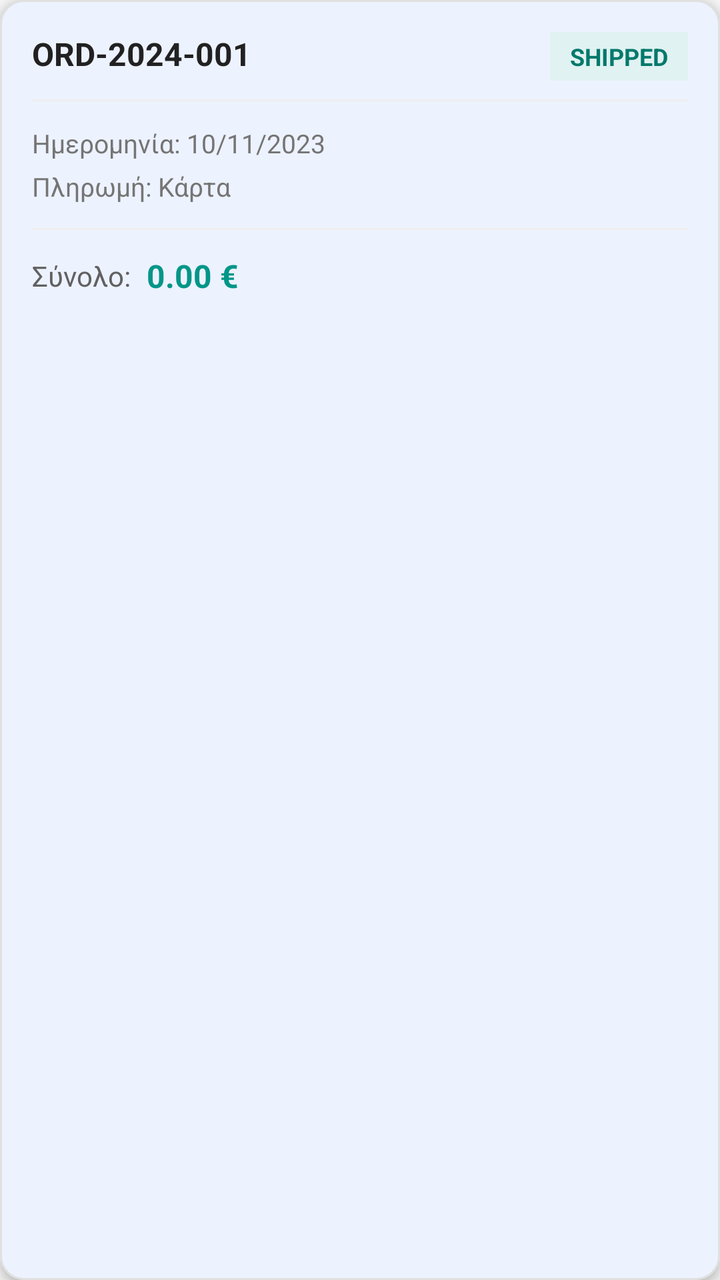
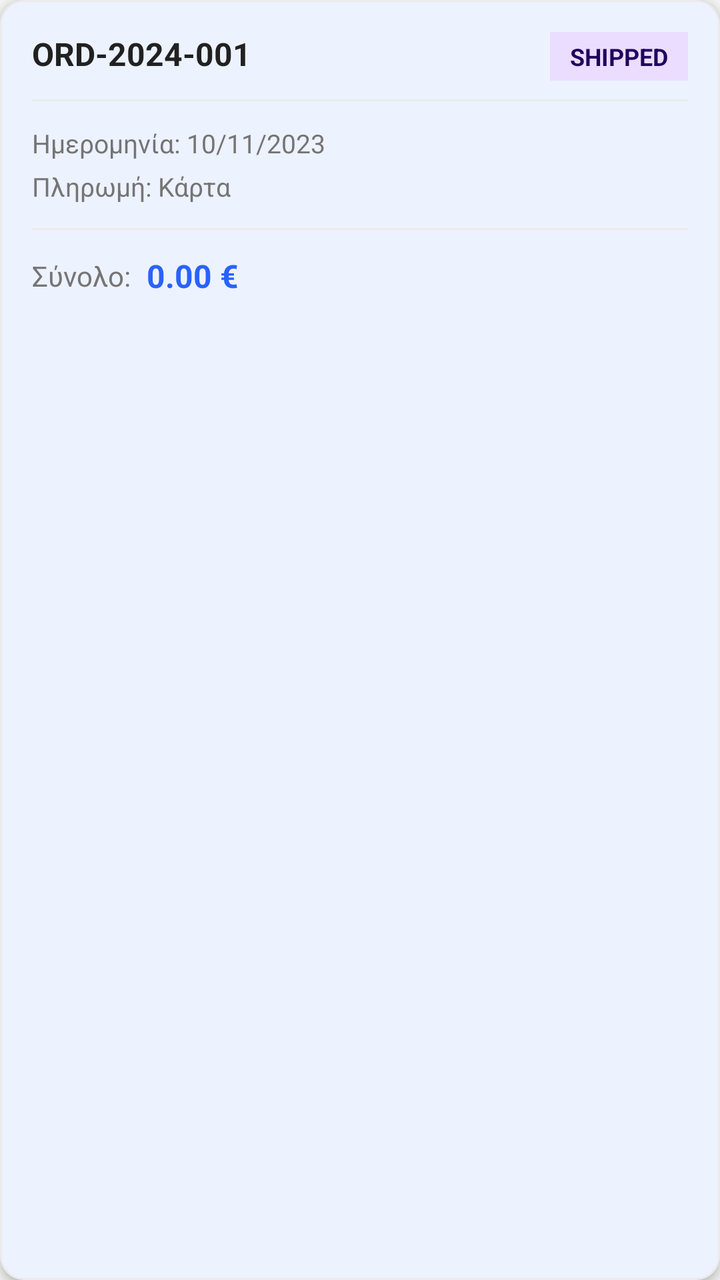

Compare the two renders of this Android layout. The source of the first and the diff that turns it into the second are given below.
<!-- AndroidManifest.xml: application theme Theme.Team21 -->
<!-- res/layout/item_order_history.xml -->
<?xml version="1.0" encoding="utf-8"?>
<com.google.android.material.card.MaterialCardView
    xmlns:android="http://schemas.android.com/apk/res/android"
    xmlns:app="http://schemas.android.com/apk/res-auto"
    xmlns:tools="http://schemas.android.com/tools"
    android:layout_width="match_parent"
    android:layout_height="wrap_content"
    android:layout_marginHorizontal="16dp"
    android:layout_marginVertical="8dp"
    app:cardCornerRadius="12dp"
    app:cardElevation="3dp"
    app:strokeWidth="1dp"
    app:strokeColor="#E0E0E0"
    android:clickable="true"
    android:focusable="true"
    android:foreground="?attr/selectableItemBackground"
    android:backgroundTint="#FFFFFF">

    <androidx.constraintlayout.widget.ConstraintLayout
        android:layout_width="match_parent"
        android:layout_height="wrap_content"
        android:padding="16dp">

        <TextView
            android:id="@+id/txtOrderCodeItem"
            android:layout_width="wrap_content"
            android:layout_height="wrap_content"
            android:text="ORD-2024-001"
            android:textColor="#212121"
            android:textSize="16sp"
            android:textStyle="bold"
            app:layout_constraintStart_toStartOf="parent"
            app:layout_constraintTop_toTopOf="parent" />

        
        <TextView
            android:id="@+id/txtOrderStatusItem"
            android:layout_width="wrap_content"
            android:layout_height="wrap_content"
            android:background="#E0F2F1"
            android:paddingHorizontal="10dp"
            android:paddingVertical="4dp"
            android:text="SHIPPED"
            android:textColor="#00796B"
            android:textSize="12sp"
            android:textStyle="bold"
            app:layout_constraintEnd_toEndOf="parent"
            app:layout_constraintTop_toTopOf="parent" />

        <View
            android:id="@+id/dividerHeader"
            android:layout_width="0dp"
            android:layout_height="1dp"
            android:background="#EEEEEE"
            android:layout_marginTop="12dp"
            app:layout_constraintEnd_toEndOf="parent"
            app:layout_constraintStart_toStartOf="parent"
            app:layout_constraintTop_toBottomOf="@+id/txtOrderCodeItem" />

        <TextView
            android:id="@+id/txtOrderDateItem"
            android:layout_width="wrap_content"
            android:layout_height="wrap_content"
            android:layout_marginTop="12dp"
            android:text="Ημερομηνία: 10/11/2023"
            android:textColor="#757575"
            android:textSize="13sp"
            app:layout_constraintStart_toStartOf="parent"
            app:layout_constraintTop_toBottomOf="@+id/dividerHeader" />

        <TextView
            android:id="@+id/txtOrderPaymentMethod"
            android:layout_width="wrap_content"
            android:layout_height="wrap_content"
            android:layout_marginTop="4dp"
            android:text="Πληρωμή: Κάρτα"
            android:textColor="#757575"
            android:textSize="13sp"
            app:layout_constraintStart_toStartOf="parent"
            app:layout_constraintTop_toBottomOf="@+id/txtOrderDateItem" />

        <View
            android:id="@+id/dividerFooter"
            android:layout_width="0dp"
            android:layout_height="1dp"
            android:background="#EEEEEE"
            android:layout_marginTop="12dp"
            app:layout_constraintEnd_toEndOf="parent"
            app:layout_constraintStart_toStartOf="parent"
            app:layout_constraintTop_toBottomOf="@+id/txtOrderPaymentMethod" />

        <TextView
            android:id="@+id/lblOrderTotal"
            android:layout_width="wrap_content"
            android:layout_height="wrap_content"
            android:layout_marginTop="12dp"
            android:text="Σύνολο:"
            android:textColor="#616161"
            android:textSize="14sp"
            app:layout_constraintBottom_toBottomOf="parent"
            app:layout_constraintStart_toStartOf="parent"
            app:layout_constraintTop_toBottomOf="@+id/dividerFooter" />

        <TextView
            android:id="@+id/txtOrderTotalItem"
            android:layout_width="wrap_content"
            android:layout_height="wrap_content"
            android:layout_marginStart="8dp"
            android:text="0.00 €"
            android:textColor="#009688"
            android:textSize="16sp"
            android:textStyle="bold"
            app:layout_constraintBottom_toBottomOf="@+id/lblOrderTotal"
            app:layout_constraintStart_toEndOf="@+id/lblOrderTotal"
            app:layout_constraintTop_toTopOf="@+id/lblOrderTotal" />


    </androidx.constraintlayout.widget.ConstraintLayout>
</com.google.android.material.card.MaterialCardView>
<!-- resources referenced by this layout -->
<resources>
  <style name="Theme.Team21" parent="Base.Theme.Team21" />
  <style name="Base.Theme.Team21" parent="Theme.Material3.DayNight.NoActionBar">
  
          
          <item name="android:windowBackground">@color/bg_light</item>
          <item name="colorSurface">@color/card_light</item>
          <item name="colorSurfaceVariant">@color/input_bg_light</item>
  
          
          <item name="colorOnSurface">@color/text_dark</item>
          <item name="colorOnSurfaceVariant">@color/text_muted_light</item>
  
          <item name="colorOnPrimary">@color/white</item>
  
          
          <item name="colorPrimary">@color/eshop_primary</item>
          <item name="colorSecondary">@color/eshop_accent</item>
  
          <item name="colorError">@color/error_red_light</item>
  
          
          <item name="android:statusBarColor">@color/bg_light</item>
          <item name="android:windowLightStatusBar">true</item>
  
          
          <item name="colorFilterActive">@color/filter_active_light</item>
          <item name="colorFilterUnselected">@color/filter_bg_unselected_light</item>
  
          
          <item name="colorMenuButton">@color/teal_menu_light</item>
      </style>
  <color name="bg_light">#F5F5F5</color>
  <color name="card_light">#FFFFFF</color>
  <color name="input_bg_light">#EBEBEB</color>
  <color name="text_dark">#212121</color>
  <color name="text_muted_light">#757575</color>
  <color name="white">#FFFFFFFF</color>
  <color name="eshop_primary">#2962FF</color>
  <color name="eshop_accent">#FF6D00</color>
  <color name="error_red_light">#D32F2F</color>
  <color name="filter_active_light">#2962FF</color>
  <color name="filter_bg_unselected_light">#E0E0E0</color>
  <color name="teal_menu_light">#009688</color>
</resources>

<!-- the commit's change to res/layout/item_order_history.xml (unified diff, before → after) -->
@@ -10,11 +10,11 @@
     app:cardCornerRadius="12dp"
     app:cardElevation="3dp"
     app:strokeWidth="1dp"
-    app:strokeColor="#E0E0E0"
+    app:strokeColor="?attr/colorSurfaceVariant"
     android:clickable="true"
     android:focusable="true"
     android:foreground="?attr/selectableItemBackground"
-    android:backgroundTint="#FFFFFF">
+    app:cardBackgroundColor="?attr/colorSurface">
 
     <androidx.constraintlayout.widget.ConstraintLayout
         android:layout_width="match_parent"
@@ -26,7 +26,7 @@
             android:layout_width="wrap_content"
             android:layout_height="wrap_content"
             android:text="ORD-2024-001"
-            android:textColor="#212121"
+            android:textColor="?attr/colorOnSurface"
             android:textSize="16sp"
             android:textStyle="bold"
             app:layout_constraintStart_toStartOf="parent"
@@ -37,11 +37,11 @@
             android:id="@+id/txtOrderStatusItem"
             android:layout_width="wrap_content"
             android:layout_height="wrap_content"
-            android:background="#E0F2F1"
+            android:background="?attr/colorPrimaryContainer"
             android:paddingHorizontal="10dp"
             android:paddingVertical="4dp"
             android:text="SHIPPED"
-            android:textColor="#00796B"
+            android:textColor="?attr/colorOnPrimaryContainer"
             android:textSize="12sp"
             android:textStyle="bold"
             app:layout_constraintEnd_toEndOf="parent"
@@ -51,7 +51,7 @@
             android:id="@+id/dividerHeader"
             android:layout_width="0dp"
             android:layout_height="1dp"
-            android:background="#EEEEEE"
+            android:background="?attr/colorSurfaceVariant"
             android:layout_marginTop="12dp"
             app:layout_constraintEnd_toEndOf="parent"
             app:layout_constraintStart_toStartOf="parent"
@@ -63,7 +63,7 @@
             android:layout_height="wrap_content"
             android:layout_marginTop="12dp"
             android:text="Ημερομηνία: 10/11/2023"
-            android:textColor="#757575"
+            android:textColor="?attr/colorOnSurfaceVariant"
             android:textSize="13sp"
             app:layout_constraintStart_toStartOf="parent"
             app:layout_constraintTop_toBottomOf="@+id/dividerHeader" />
@@ -74,7 +74,7 @@
             android:layout_height="wrap_content"
             android:layout_marginTop="4dp"
             android:text="Πληρωμή: Κάρτα"
-            android:textColor="#757575"
+            android:textColor="?attr/colorOnSurfaceVariant"
             android:textSize="13sp"
             app:layout_constraintStart_toStartOf="parent"
             app:layout_constraintTop_toBottomOf="@+id/txtOrderDateItem" />
@@ -83,7 +83,7 @@
             android:id="@+id/dividerFooter"
             android:layout_width="0dp"
             android:layout_height="1dp"
-            android:background="#EEEEEE"
+            android:background="?attr/colorSurfaceVariant"
             android:layout_marginTop="12dp"
             app:layout_constraintEnd_toEndOf="parent"
             app:layout_constraintStart_toStartOf="parent"
@@ -95,7 +95,7 @@
             android:layout_height="wrap_content"
             android:layout_marginTop="12dp"
             android:text="Σύνολο:"
-            android:textColor="#616161"
+            android:textColor="?attr/colorOnSurfaceVariant"
             android:textSize="14sp"
             app:layout_constraintBottom_toBottomOf="parent"
             app:layout_constraintStart_toStartOf="parent"
@@ -107,13 +107,12 @@
             android:layout_height="wrap_content"
             android:layout_marginStart="8dp"
             android:text="0.00 €"
-            android:textColor="#009688"
+            android:textColor="?attr/colorPrimary"
             android:textSize="16sp"
             android:textStyle="bold"
             app:layout_constraintBottom_toBottomOf="@+id/lblOrderTotal"
             app:layout_constraintStart_toEndOf="@+id/lblOrderTotal"
             app:layout_constraintTop_toTopOf="@+id/lblOrderTotal" />
 
-
     </androidx.constraintlayout.widget.ConstraintLayout>
 </com.google.android.material.card.MaterialCardView>
